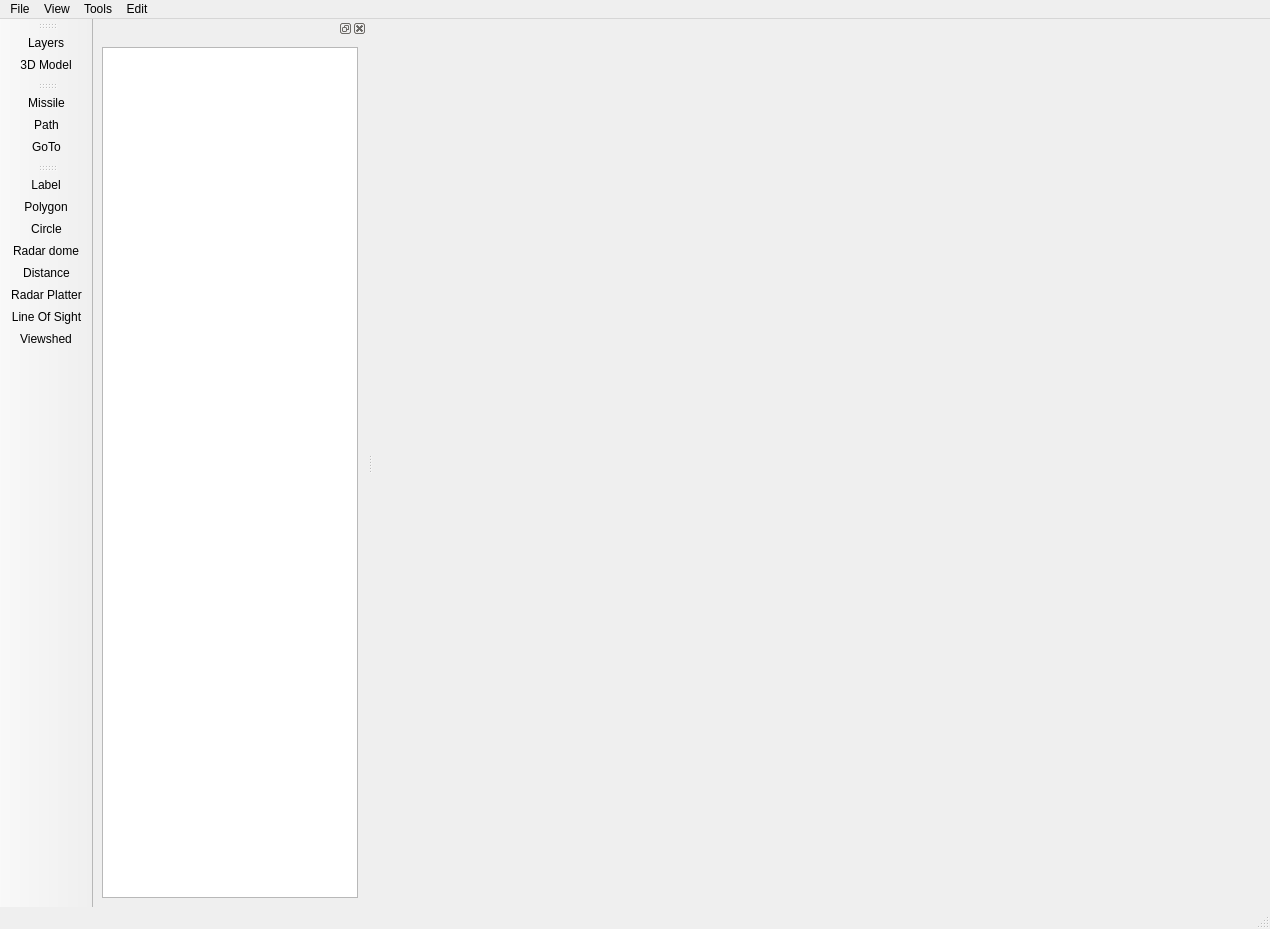
First picture: the form in mainwindow.ui, repository adithyahk46/GeoLayer-X, before the edit.
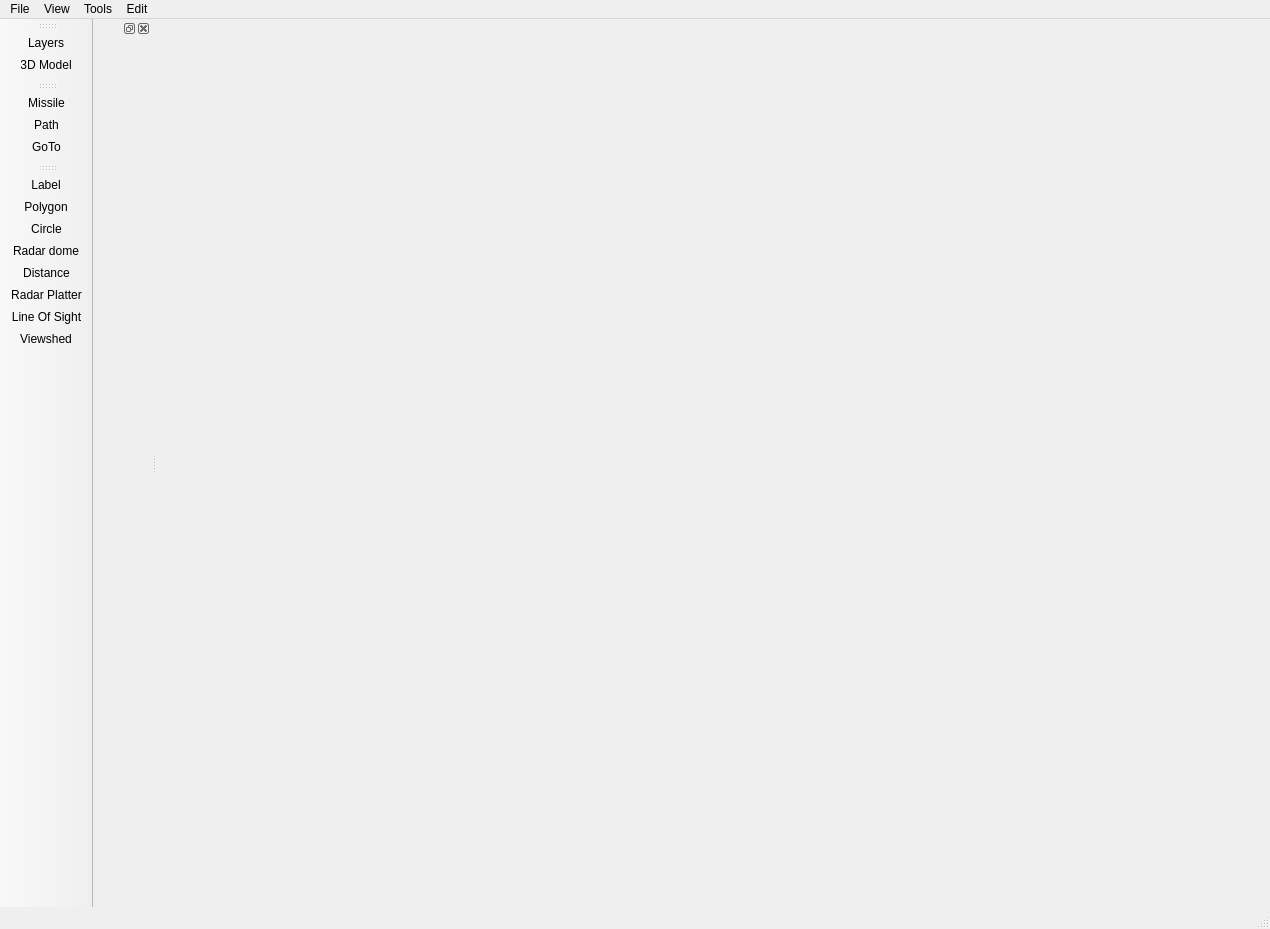
Second picture: the form after the edit. Icons and pictures are not drawn.

```diff
--- a/mainwindow.ui
+++ b/mainwindow.ui
@@ -135,21 +135,18 @@
        </property>
        <widget class="QWidget" name="legengs_page">
         <layout class="QVBoxLayout" name="verticalLayout_2">
-         <item>
-          <widget class="QTreeWidget" name="treeWidget">
-           <property name="columnCount">
-            <number>1</number>
-           </property>
-           <attribute name="headerVisible">
-            <bool>false</bool>
-           </attribute>
-           <column>
-            <property name="text">
-             <string notr="true">1</string>
-            </property>
-           </column>
-          </widget>
-         </item>
+         <property name="leftMargin">
+          <number>0</number>
+         </property>
+         <property name="topMargin">
+          <number>0</number>
+         </property>
+         <property name="rightMargin">
+          <number>0</number>
+         </property>
+         <property name="bottomMargin">
+          <number>0</number>
+         </property>
         </layout>
        </widget>
        <widget class="QWidget" name="Controls"/>
```
Left out of the diff: 17 changed lines with no effect on the pictures.
